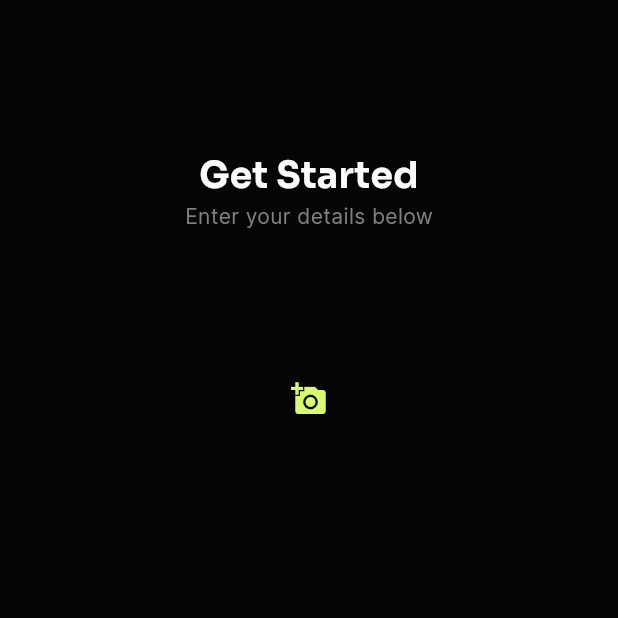
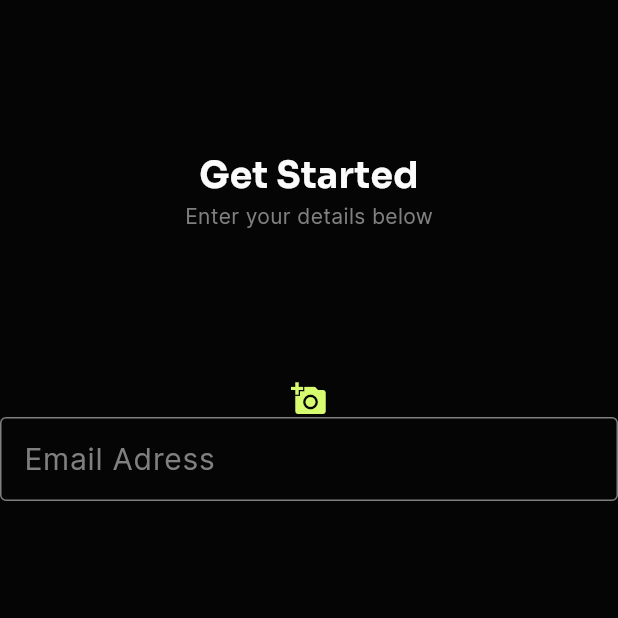
Before and after one commit to ahmdZhran/e-commerce, a Flutter app: the SignUpViwe screen opened by its route, on a phone screen of 412 x 824 dp, the top half of it. Run offline on Flutter 3.47's test engine with Material 3 defaults, Android fonts, the phone set to English and light mode, and no system bars; our stand-ins replace flutter_svg, get_it, go_router, shared_preferences, smooth_page_indicator; accounts and stored records are empty.

Commit message:
add form widget

```diff
--- a/lib/features/auth/presentation/view/sing_up._view.dart
+++ b/lib/features/auth/presentation/view/sing_up._view.dart
@@ -1,4 +1,5 @@
 import 'package:e_commerce/features/auth/presentation/widgets/add_personal_photo.dart';
+import 'package:e_commerce/features/auth/presentation/widgets/custom_form_widget.dart';
 import 'package:e_commerce/features/auth/presentation/widgets/head_titles.dart';
 import 'package:flutter/material.dart';
 
@@ -26,6 +27,9 @@ class SignUpViwe extends StatelessWidget {
           SliverToBoxAdapter(
             child: AddPersonalPhotoWidget(),
           ),
+          SliverToBoxAdapter(
+            child: CustomSigningFormWidget(),
+          )
         ],
       ),
     );
--- /dev/null
+++ b/lib/features/auth/presentation/widgets/custom_form_widget.dart
@@ -0,0 +1,16 @@
+import 'package:e_commerce/core/utls/app_strings.dart';
+import 'package:e_commerce/features/auth/presentation/widgets/custom_text_form_field.dart';
+import 'package:flutter/material.dart';
+
+class CustomSigningFormWidget extends StatelessWidget {
+  const CustomSigningFormWidget({super.key});
+
+  @override
+  Widget build(BuildContext context) {
+    return const Form(
+      child: Column(children: [
+        CustomTextFomField(lableText: AppStrigns.emailAdress),
+      ]),
+    );
+  }
+}
--- a/lib/features/auth/presentation/widgets/custom_text_form_field.dart
+++ b/lib/features/auth/presentation/widgets/custom_text_form_field.dart
@@ -1,3 +1,4 @@
+import 'package:e_commerce/core/utls/app_color.dart';
 import 'package:e_commerce/core/utls/texts_style.dart';
 import 'package:flutter/material.dart';
 
@@ -21,7 +22,7 @@ class CustomTextFomField extends StatelessWidget {
         enabledBorder: outlineInputBorder(),
         focusedBorder: outlineInputBorder(),
         labelText: lableText,
-        labelStyle: CustomTextStyle.regular14,
+        labelStyle: CustomTextStyle.regular14.copyWith(fontSize: 20),
       ),
     );
   }
@@ -29,6 +30,6 @@ class CustomTextFomField extends StatelessWidget {
 
 OutlineInputBorder outlineInputBorder() {
   return OutlineInputBorder(
-    borderRadius: BorderRadius.circular(4),
-  );
+      borderRadius: BorderRadius.circular(4),
+      borderSide: BorderSide(color: AppColors.kGreyColor));
 }
```
